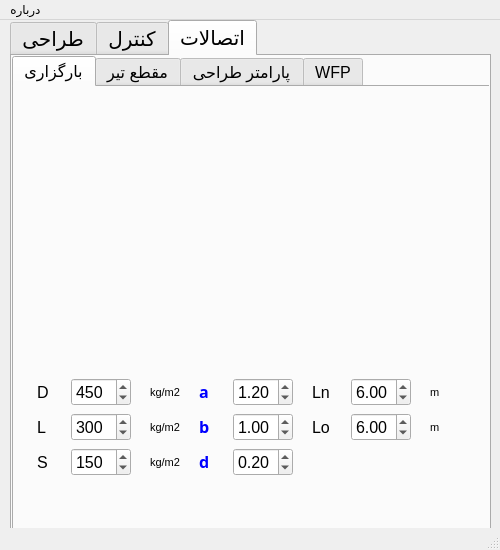
This is PYEtabs.ui in kaka4348/PYEtabs as Qt 5 draws it before an edit. The edited form follows.
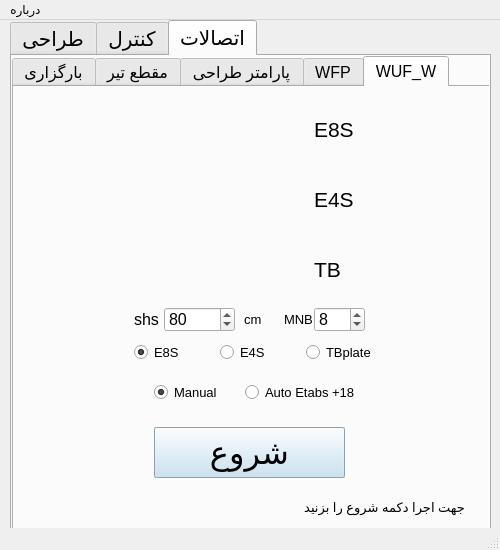
This is the edited form. The open tabs and pages were chosen to show the change. Icons and pictures are not drawn.

```diff
--- a/PYEtabs.ui
+++ b/PYEtabs.ui
@@ -2512,82 +2512,8 @@
          </rect>
         </property>
         <layout class="QGridLayout" name="gridLayout_2">
-         <item row="6" column="0">
-          <widget class="QLabel" name="label_22">
-           <property name="font">
-            <font>
-             <family>GreekC</family>
-             <pointsize>12</pointsize>
-             <weight>75</weight>
-             <bold>true</bold>
-            </font>
-           </property>
-           <property name="text">
-            <string>&lt;html&gt;&lt;head/&gt;&lt;body&gt;&lt;p&gt;&lt;span style=&quot; color:#0000ff;&quot;&gt;b&lt;/span&gt;&lt;/p&gt;&lt;/body&gt;&lt;/html&gt;</string>
-           </property>
-          </widget>
-         </item>
-         <item row="0" column="0">
-          <widget class="QLabel" name="label_45">
-           <property name="maximumSize">
-            <size>
-             <width>20</width>
-             <height>16777215</height>
-            </size>
-           </property>
-           <property name="font">
-            <font>
-             <pointsize>12</pointsize>
-             <weight>50</weight>
-             <bold>false</bold>
-            </font>
-           </property>
-           <property name="text">
-            <string>Fy</string>
-           </property>
-          </widget>
-         </item>
-         <item row="1" column="1">
-          <widget class="QDoubleSpinBox" name="fu">
-           <property name="maximumSize">
-            <size>
-             <width>100</width>
-             <height>16777215</height>
-            </size>
-           </property>
-           <property name="decimals">
-            <number>0</number>
-           </property>
-           <property name="maximum">
-            <double>100000000.000000000000000</double>
-           </property>
-           <property name="value">
-            <double>3700.000000000000000</double>
-           </property>
-          </widget>
-         </item>
-         <item row="0" column="2">
-          <widget class="QLabel" name="label_46">
-           <property name="maximumSize">
-            <size>
-             <width>100</width>
-             <height>16777215</height>
-            </size>
-           </property>
-           <property name="font">
-            <font>
-             <pointsize>12</pointsize>
-             <weight>50</weight>
-             <bold>false</bold>
-            </font>
-           </property>
-           <property name="text">
-            <string>kg/cm2</string>
-           </property>
-          </widget>
-         </item>
-         <item row="3" column="0">
-          <widget class="QLabel" name="label_52">
+         <item row="5" column="0">
+          <widget class="QLabel" name="label_105">
            <property name="maximumSize">
             <size>
              <width>50</width>
@@ -2607,90 +2533,6 @@
           </widget>
          </item>
          <item row="1" column="0">
-          <widget class="QLabel" name="label_47">
-           <property name="maximumSize">
-            <size>
-             <width>20</width>
-             <height>16777215</height>
-            </size>
-           </property>
-           <property name="font">
-            <font>
-             <pointsize>12</pointsize>
-             <weight>50</weight>
-             <bold>false</bold>
-            </font>
-           </property>
-           <property name="text">
-            <string>Fu</string>
-           </property>
-          </widget>
-         </item>
-         <item row="0" column="1">
-          <widget class="QDoubleSpinBox" name="fy">
-           <property name="maximumSize">
-            <size>
-             <width>100</width>
-             <height>16777215</height>
-            </size>
-           </property>
-           <property name="toolTip">
-            <string/>
-           </property>
-           <property name="decimals">
-            <number>0</number>
-           </property>
-           <property name="maximum">
-            <double>100000000.000000000000000</double>
-           </property>
-           <property name="value">
-            <double>2400.000000000000000</double>
-           </property>
-          </widget>
-         </item>
-         <item row="1" column="2">
-          <widget class="QLabel" name="label_48">
-           <property name="maximumSize">
-            <size>
-             <width>100</width>
-             <height>16777215</height>
-            </size>
-           </property>
-           <property name="font">
-            <font>
-             <pointsize>12</pointsize>
-             <weight>50</weight>
-             <bold>false</bold>
-            </font>
-           </property>
-           <property name="text">
-            <string>kg/cm2</string>
-           </property>
-          </widget>
-         </item>
-         <item row="4" column="1">
-          <widget class="QDoubleSpinBox" name="fueg">
-           <property name="maximumSize">
-            <size>
-             <width>100</width>
-             <height>16777215</height>
-            </size>
-           </property>
-           <property name="toolTip">
-            <string>تنش کششی فلز الکترود برای جوش شیاری</string>
-           </property>
-           <property name="decimals">
-            <number>0</number>
-           </property>
-           <property name="maximum">
-            <double>100000000.000000000000000</double>
-           </property>
-           <property name="value">
-            <double>4900.000000000000000</double>
-           </property>
-          </widget>
-         </item>
-         <item row="4" column="0">
           <widget class="QLabel" name="label_53">
            <property name="maximumSize">
             <size>
@@ -3467,6 +3309,897 @@
         </property>
        </widget>
       </widget>
+      <widget class="QWidget" name="tab_6">
+       <attribute name="title">
+        <string>WUF_W</string>
+       </attribute>
+       <widget class="QWidget" name="horizontalLayoutWidget_3">
+        <property name="geometry">
+         <rect>
+          <x>140</x>
+          <y>290</y>
+          <width>201</width>
+          <height>31</height>
+         </rect>
+        </property>
+        <layout class="QHBoxLayout" name="horizontalLayout_4">
+         <item>
+          <widget class="QRadioButton" name="manual_wuf">
+           <property name="enabled">
+            <bool>true</bool>
+           </property>
+           <property name="maximumSize">
+            <size>
+             <width>100</width>
+             <height>100</height>
+            </size>
+           </property>
+           <property name="font">
+            <font>
+             <pointsize>10</pointsize>
+            </font>
+           </property>
+           <property name="text">
+            <string>Manual</string>
+           </property>
+           <property name="checked">
+            <bool>true</bool>
+           </property>
+          </widget>
+         </item>
+         <item>
+          <widget class="QRadioButton" name="auto1_wuf">
+           <property name="enabled">
+            <bool>true</bool>
+           </property>
+           <property name="maximumSize">
+            <size>
+             <width>110</width>
+             <height>100</height>
+            </size>
+           </property>
+           <property name="font">
+            <font>
+             <pointsize>10</pointsize>
+            </font>
+           </property>
+           <property name="text">
+            <string>Auto Etabs +18</string>
+           </property>
+          </widget>
+         </item>
+        </layout>
+       </widget>
+       <widget class="QPushButton" name="design_connect_wuf">
+        <property name="enabled">
+         <bool>true</bool>
+        </property>
+        <property name="geometry">
+         <rect>
+          <x>140</x>
+          <y>340</y>
+          <width>191</width>
+          <height>51</height>
+         </rect>
+        </property>
+        <property name="palette">
+         <palette>
+          <active>
+           <colorrole role="WindowText">
+            <brush brushstyle="SolidPattern">
+             <color alpha="255">
+              <red>0</red>
+              <green>0</green>
+              <blue>0</blue>
+             </color>
+            </brush>
+           </colorrole>
+           <colorrole role="Button">
+            <brush brushstyle="SolidPattern">
+             <color alpha="255">
+              <red>193</red>
+              <green>222</green>
+              <blue>240</blue>
+             </color>
+            </brush>
+           </colorrole>
+           <colorrole role="Light">
+            <brush brushstyle="SolidPattern">
+             <color alpha="255">
+              <red>255</red>
+              <green>255</green>
+              <blue>255</blue>
+             </color>
+            </brush>
+           </colorrole>
+           <colorrole role="Midlight">
+            <brush brushstyle="SolidPattern">
+             <color alpha="255">
+              <red>224</red>
+              <green>238</green>
+              <blue>247</blue>
+             </color>
+            </brush>
+           </colorrole>
+           <colorrole role="Dark">
+            <brush brushstyle="SolidPattern">
+             <color alpha="255">
+              <red>96</red>
+              <green>111</green>
+              <blue>120</blue>
+             </color>
+            </brush>
+           </colorrole>
+           <colorrole role="Mid">
+            <brush brushstyle="SolidPattern">
+             <color alpha="255">
+              <red>129</red>
+              <green>148</green>
+              <blue>160</blue>
+             </color>
+            </brush>
+           </colorrole>
+           <colorrole role="Text">
+            <brush brushstyle="SolidPattern">
+             <color alpha="255">
+              <red>0</red>
+              <green>0</green>
+              <blue>0</blue>
+             </color>
+            </brush>
+           </colorrole>
+           <colorrole role="BrightText">
+            <brush brushstyle="SolidPattern">
+             <color alpha="255">
+              <red>255</red>
+              <green>255</green>
+              <blue>255</blue>
+             </color>
+            </brush>
+           </colorrole>
+           <colorrole role="ButtonText">
+            <brush brushstyle="SolidPattern">
+             <color alpha="255">
+              <red>0</red>
+              <green>0</green>
+              <blue>0</blue>
+             </color>
+            </brush>
+           </colorrole>
+           <colorrole role="Base">
+            <brush brushstyle="SolidPattern">
+             <color alpha="255">
+              <red>255</red>
+              <green>255</green>
+              <blue>255</blue>
+             </color>
+            </brush>
+           </colorrole>
+           <colorrole role="Window">
+            <brush brushstyle="SolidPattern">
+             <color alpha="255">
+              <red>193</red>
+              <green>222</green>
+              <blue>240</blue>
+             </color>
+            </brush>
+           </colorrole>
+           <colorrole role="Shadow">
+            <brush brushstyle="SolidPattern">
+             <color alpha="255">
+              <red>0</red>
+              <green>0</green>
+              <blue>0</blue>
+             </color>
+            </brush>
+           </colorrole>
+           <colorrole role="AlternateBase">
+            <brush brushstyle="SolidPattern">
+             <color alpha="255">
+              <red>224</red>
+              <green>238</green>
+              <blue>247</blue>
+             </color>
+            </brush>
+           </colorrole>
+           <colorrole role="ToolTipBase">
+            <brush brushstyle="SolidPattern">
+             <color alpha="255">
+              <red>255</red>
+              <green>255</green>
+              <blue>220</blue>
+             </color>
+            </brush>
+           </colorrole>
+           <colorrole role="ToolTipText">
+            <brush brushstyle="SolidPattern">
+             <color alpha="255">
+              <red>0</red>
+              <green>0</green>
+              <blue>0</blue>
+             </color>
+            </brush>
+           </colorrole>
+          </active>
+          <inactive>
+           <colorrole role="WindowText">
+            <brush brushstyle="SolidPattern">
+             <color alpha="255">
+              <red>0</red>
+              <green>0</green>
+              <blue>0</blue>
+             </color>
+            </brush>
+           </colorrole>
+           <colorrole role="Button">
+            <brush brushstyle="SolidPattern">
+             <color alpha="255">
+              <red>193</red>
+              <green>222</green>
+              <blue>240</blue>
+             </color>
+            </brush>
+           </colorrole>
+           <colorrole role="Light">
+            <brush brushstyle="SolidPattern">
+             <color alpha="255">
+              <red>255</red>
+              <green>255</green>
+              <blue>255</blue>
+             </color>
+            </brush>
+           </colorrole>
+           <colorrole role="Midlight">
+            <brush brushstyle="SolidPattern">
+             <color alpha="255">
+              <red>224</red>
+              <green>238</green>
+              <blue>247</blue>
+             </color>
+            </brush>
+           </colorrole>
+           <colorrole role="Dark">
+            <brush brushstyle="SolidPattern">
+             <color alpha="255">
+              <red>96</red>
+              <green>111</green>
+              <blue>120</blue>
+             </color>
+            </brush>
+           </colorrole>
+           <colorrole role="Mid">
+            <brush brushstyle="SolidPattern">
+             <color alpha="255">
+              <red>129</red>
+              <green>148</green>
+              <blue>160</blue>
+             </color>
+            </brush>
+           </colorrole>
+           <colorrole role="Text">
+            <brush brushstyle="SolidPattern">
+             <color alpha="255">
+              <red>0</red>
+              <green>0</green>
+              <blue>0</blue>
+             </color>
+            </brush>
+           </colorrole>
+           <colorrole role="BrightText">
+            <brush brushstyle="SolidPattern">
+             <color alpha="255">
+              <red>255</red>
+              <green>255</green>
+              <blue>255</blue>
+             </color>
+            </brush>
+           </colorrole>
+           <colorrole role="ButtonText">
+            <brush brushstyle="SolidPattern">
+             <color alpha="255">
+              <red>0</red>
+              <green>0</green>
+              <blue>0</blue>
+             </color>
+            </brush>
+           </colorrole>
+           <colorrole role="Base">
+            <brush brushstyle="SolidPattern">
+             <color alpha="255">
+              <red>255</red>
+              <green>255</green>
+              <blue>255</blue>
+             </color>
+            </brush>
+           </colorrole>
+           <colorrole role="Window">
+            <brush brushstyle="SolidPattern">
+             <color alpha="255">
+              <red>193</red>
+              <green>222</green>
+              <blue>240</blue>
+             </color>
+            </brush>
+           </colorrole>
+           <colorrole role="Shadow">
+            <brush brushstyle="SolidPattern">
+             <color alpha="255">
+              <red>0</red>
+              <green>0</green>
+              <blue>0</blue>
+             </color>
+            </brush>
+           </colorrole>
+           <colorrole role="AlternateBase">
+            <brush brushstyle="SolidPattern">
+             <color alpha="255">
+              <red>224</red>
+              <green>238</green>
+              <blue>247</blue>
+             </color>
+            </brush>
+           </colorrole>
+           <colorrole role="ToolTipBase">
+            <brush brushstyle="SolidPattern">
+             <color alpha="255">
+              <red>255</red>
+              <green>255</green>
+              <blue>220</blue>
+             </color>
+            </brush>
+           </colorrole>
+           <colorrole role="ToolTipText">
+            <brush brushstyle="SolidPattern">
+             <color alpha="255">
+              <red>0</red>
+              <green>0</green>
+              <blue>0</blue>
+             </color>
+            </brush>
+           </colorrole>
+          </inactive>
+          <disabled>
+           <colorrole role="WindowText">
+            <brush brushstyle="SolidPattern">
+             <color alpha="255">
+              <red>96</red>
+              <green>111</green>
+              <blue>120</blue>
+             </color>
+            </brush>
+           </colorrole>
+           <colorrole role="Button">
+            <brush brushstyle="SolidPattern">
+             <color alpha="255">
+              <red>193</red>
+              <green>222</green>
+              <blue>240</blue>
+             </color>
+            </brush>
+           </colorrole>
+           <colorrole role="Light">
+            <brush brushstyle="SolidPattern">
+             <color alpha="255">
+              <red>255</red>
+              <green>255</green>
+              <blue>255</blue>
+             </color>
+            </brush>
+           </colorrole>
+           <colorrole role="Midlight">
+            <brush brushstyle="SolidPattern">
+             <color alpha="255">
+              <red>224</red>
+              <green>238</green>
+              <blue>247</blue>
+             </color>
+            </brush>
+           </colorrole>
+           <colorrole role="Dark">
+            <brush brushstyle="SolidPattern">
+             <color alpha="255">
+              <red>96</red>
+              <green>111</green>
+              <blue>120</blue>
+             </color>
+            </brush>
+           </colorrole>
+           <colorrole role="Mid">
+            <brush brushstyle="SolidPattern">
+             <color alpha="255">
+              <red>129</red>
+              <green>148</green>
+              <blue>160</blue>
+             </color>
+            </brush>
+           </colorrole>
+           <colorrole role="Text">
+            <brush brushstyle="SolidPattern">
+             <color alpha="255">
+              <red>96</red>
+              <green>111</green>
+              <blue>120</blue>
+             </color>
+            </brush>
+           </colorrole>
+           <colorrole role="BrightText">
+            <brush brushstyle="SolidPattern">
+             <color alpha="255">
+              <red>255</red>
+              <green>255</green>
+              <blue>255</blue>
+             </color>
+            </brush>
+           </colorrole>
+           <colorrole role="ButtonText">
+            <brush brushstyle="SolidPattern">
+             <color alpha="255">
+              <red>96</red>
+              <green>111</green>
+              <blue>120</blue>
+             </color>
+            </brush>
+           </colorrole>
+           <colorrole role="Base">
+            <brush brushstyle="SolidPattern">
+             <color alpha="255">
+              <red>193</red>
+              <green>222</green>
+              <blue>240</blue>
+             </color>
+            </brush>
+           </colorrole>
+           <colorrole role="Window">
+            <brush brushstyle="SolidPattern">
+             <color alpha="255">
+              <red>193</red>
+              <green>222</green>
+              <blue>240</blue>
+             </color>
+            </brush>
+           </colorrole>
+           <colorrole role="Shadow">
+            <brush brushstyle="SolidPattern">
+             <color alpha="255">
+              <red>0</red>
+              <green>0</green>
+              <blue>0</blue>
+             </color>
+            </brush>
+           </colorrole>
+           <colorrole role="AlternateBase">
+            <brush brushstyle="SolidPattern">
+             <color alpha="255">
+              <red>193</red>
+              <green>222</green>
+              <blue>240</blue>
+             </color>
+            </brush>
+           </colorrole>
+           <colorrole role="ToolTipBase">
+            <brush brushstyle="SolidPattern">
+             <color alpha="255">
+              <red>255</red>
+              <green>255</green>
+              <blue>220</blue>
+             </color>
+            </brush>
+           </colorrole>
+           <colorrole role="ToolTipText">
+            <brush brushstyle="SolidPattern">
+             <color alpha="255">
+              <red>0</red>
+              <green>0</green>
+              <blue>0</blue>
+             </color>
+            </brush>
+           </colorrole>
+          </disabled>
+         </palette>
+        </property>
+        <property name="font">
+         <font>
+          <pointsize>24</pointsize>
+          <weight>50</weight>
+          <bold>false</bold>
+         </font>
+        </property>
+        <property name="autoFillBackground">
+         <bool>true</bool>
+        </property>
+        <property name="text">
+         <string>شروع</string>
+        </property>
+       </widget>
+       <widget class="QLabel" name="label_wuf_design">
+        <property name="geometry">
+         <rect>
+          <x>30</x>
+          <y>410</y>
+          <width>421</width>
+          <height>21</height>
+         </rect>
+        </property>
+        <property name="font">
+         <font>
+          <pointsize>10</pointsize>
+         </font>
+        </property>
+        <property name="layoutDirection">
+         <enum>Qt::LeftToRight</enum>
+        </property>
+        <property name="text">
+         <string>جهت اجرا دکمه شروع را بزنید</string>
+        </property>
+       </widget>
+       <widget class="QLabel" name="label_25">
+        <property name="geometry">
+         <rect>
+          <x>20</x>
+          <y>0</y>
+          <width>241</width>
+          <height>211</height>
+         </rect>
+        </property>
+        <property name="text">
+         <string/>
+        </property>
+        <property name="pixmap">
+         <pixmap>pic/wufw.jpg</pixmap>
+        </property>
+        <property name="scaledContents">
+         <bool>true</bool>
+        </property>
+       </widget>
+       <widget class="QLabel" name="label_26">
+        <property name="geometry">
+         <rect>
+          <x>120</x>
+          <y>220</y>
+          <width>31</width>
+          <height>25</height>
+         </rect>
+        </property>
+        <property name="font">
+         <font>
+          <pointsize>12</pointsize>
+          <weight>50</weight>
+          <bold>false</bold>
+         </font>
+        </property>
+        <property name="text">
+         <string>shs </string>
+        </property>
+       </widget>
+       <widget class="QDoubleSpinBox" name="sh_splice">
+        <property name="geometry">
+         <rect>
+          <x>150</x>
+          <y>220</y>
+          <width>71</width>
+          <height>25</height>
+         </rect>
+        </property>
+        <property name="maximumSize">
+         <size>
+          <width>100</width>
+          <height>16777215</height>
+         </size>
+        </property>
+        <property name="toolTip">
+         <string>محل وصله از بر ستون</string>
+        </property>
+        <property name="decimals">
+         <number>0</number>
+        </property>
+        <property name="maximum">
+         <double>100000000.000000000000000</double>
+        </property>
+        <property name="value">
+         <double>80.000000000000000</double>
+        </property>
+       </widget>
+       <widget class="QLabel" name="label_106">
+        <property name="geometry">
+         <rect>
+          <x>230</x>
+          <y>220</y>
+          <width>21</width>
+          <height>25</height>
+         </rect>
+        </property>
+        <property name="maximumSize">
+         <size>
+          <width>100</width>
+          <height>16777215</height>
+         </size>
+        </property>
+        <property name="font">
+         <font>
+          <pointsize>10</pointsize>
+          <weight>50</weight>
+          <bold>false</bold>
+         </font>
+        </property>
+        <property name="text">
+         <string>cm</string>
+        </property>
+       </widget>
+       <widget class="QWidget" name="horizontalLayoutWidget_6">
+        <property name="geometry">
+         <rect>
+          <x>120</x>
+          <y>250</y>
+          <width>252</width>
+          <height>31</height>
+         </rect>
+        </property>
+        <layout class="QHBoxLayout" name="horizontalLayout_6">
+         <item>
+          <widget class="QRadioButton" name="E8S">
+           <property name="enabled">
+            <bool>true</bool>
+           </property>
+           <property name="maximumSize">
+            <size>
+             <width>100</width>
+             <height>100</height>
+            </size>
+           </property>
+           <property name="font">
+            <font>
+             <pointsize>10</pointsize>
+            </font>
+           </property>
+           <property name="toolTip">
+            <string>وصله هشت پیچ سخت شده</string>
+           </property>
+           <property name="text">
+            <string>E8S</string>
+           </property>
+           <property name="checked">
+            <bool>true</bool>
+           </property>
+          </widget>
+         </item>
+         <item>
+          <widget class="QRadioButton" name="E4S">
+           <property name="enabled">
+            <bool>true</bool>
+           </property>
+           <property name="maximumSize">
+            <size>
+             <width>100</width>
+             <height>100</height>
+            </size>
+           </property>
+           <property name="font">
+            <font>
+             <pointsize>10</pointsize>
+            </font>
+           </property>
+           <property name="toolTip">
+            <string>وصله چهار پیچ سخت شده</string>
+           </property>
+           <property name="text">
+            <string>E4S</string>
+           </property>
+           <property name="checked">
+            <bool>false</bool>
+           </property>
+          </widget>
+         </item>
+         <item>
+          <widget class="QRadioButton" name="TBplate">
+           <property name="enabled">
+            <bool>true</bool>
+           </property>
+           <property name="maximumSize">
+            <size>
+             <width>110</width>
+             <height>100</height>
+            </size>
+           </property>
+           <property name="font">
+            <font>
+             <pointsize>10</pointsize>
+            </font>
+           </property>
+           <property name="toolTip">
+            <string>وصله با ورق بالا و پایین پیچی</string>
+           </property>
+           <property name="text">
+            <string>TBplate</string>
+           </property>
+          </widget>
+         </item>
+        </layout>
+       </widget>
+       <widget class="QDoubleSpinBox" name="MNB">
+        <property name="geometry">
+         <rect>
+          <x>300</x>
+          <y>220</y>
+          <width>51</width>
+          <height>25</height>
+         </rect>
+        </property>
+        <property name="maximumSize">
+         <size>
+          <width>100</width>
+          <height>16777215</height>
+         </size>
+        </property>
+        <property name="toolTip">
+         <string>حداکثر تعداد پیج ترجیهی در یک وجه اتصال بر روی بال در وصله TB</string>
+        </property>
+        <property name="decimals">
+         <number>0</number>
+        </property>
+        <property name="maximum">
+         <double>100000000.000000000000000</double>
+        </property>
+        <property name="singleStep">
+         <double>2.000000000000000</double>
+        </property>
+        <property name="value">
+         <double>8.000000000000000</double>
+        </property>
+       </widget>
+       <widget class="QLabel" name="label_46">
+        <property name="geometry">
+         <rect>
+          <x>270</x>
+          <y>220</y>
+          <width>31</width>
+          <height>25</height>
+         </rect>
+        </property>
+        <property name="font">
+         <font>
+          <pointsize>10</pointsize>
+          <weight>50</weight>
+          <bold>false</bold>
+         </font>
+        </property>
+        <property name="text">
+         <string>MNB</string>
+        </property>
+       </widget>
+       <widget class="QLabel" name="label_28">
+        <property name="geometry">
+         <rect>
+          <x>350</x>
+          <y>0</y>
+          <width>81</width>
+          <height>71</height>
+         </rect>
+        </property>
+        <property name="text">
+         <string/>
+        </property>
+        <property name="pixmap">
+         <pixmap>pic/e8s.jpg</pixmap>
+        </property>
+        <property name="scaledContents">
+         <bool>true</bool>
+        </property>
+       </widget>
+       <widget class="QLabel" name="label_29">
+        <property name="geometry">
+         <rect>
+          <x>350</x>
+          <y>70</y>
+          <width>81</width>
+          <height>71</height>
+         </rect>
+        </property>
+        <property name="text">
+         <string/>
+        </property>
+        <property name="pixmap">
+         <pixmap>pic/e4s.jpg</pixmap>
+        </property>
+        <property name="scaledContents">
+         <bool>true</bool>
+        </property>
+       </widget>
+       <widget class="QLabel" name="label_30">
+        <property name="geometry">
+         <rect>
+          <x>350</x>
+          <y>140</y>
+          <width>81</width>
+          <height>71</height>
+         </rect>
+        </property>
+        <property name="text">
+         <string/>
+        </property>
+        <property name="pixmap">
+         <pixmap>pic/tbplate.jpg</pixmap>
+        </property>
+        <property name="scaledContents">
+         <bool>true</bool>
+        </property>
+       </widget>
+       <widget class="QLabel" name="label_31">
+        <property name="geometry">
+         <rect>
+          <x>300</x>
+          <y>30</y>
+          <width>41</width>
+          <height>25</height>
+         </rect>
+        </property>
+        <property name="font">
+         <font>
+          <pointsize>16</pointsize>
+          <weight>50</weight>
+          <bold>false</bold>
+         </font>
+        </property>
+        <property name="text">
+         <string>E8S</string>
+        </property>
+       </widget>
+       <widget class="QLabel" name="label_32">
+        <property name="geometry">
+         <rect>
+          <x>300</x>
+          <y>100</y>
+          <width>41</width>
+          <height>25</height>
+         </rect>
+        </property>
+        <property name="font">
+         <font>
+          <pointsize>16</pointsize>
+          <weight>50</weight>
+          <bold>false</bold>
+         </font>
+        </property>
+        <property name="text">
+         <string>E4S</string>
+        </property>
+       </widget>
+       <widget class="QLabel" name="label_47">
+        <property name="geometry">
+         <rect>
+          <x>300</x>
+          <y>170</y>
+          <width>41</width>
+          <height>25</height>
+         </rect>
+        </property>
+        <property name="font">
+         <font>
+          <pointsize>16</pointsize>
+          <weight>50</weight>
+          <bold>false</bold>
+         </font>
+        </property>
+        <property name="text">
+         <string>TB</string>
+        </property>
+       </widget>
+       <zorder>label_25</zorder>
+       <zorder>horizontalLayoutWidget_3</zorder>
+       <zorder>design_connect_wuf</zorder>
+       <zorder>label_wuf_design</zorder>
+       <zorder>label_26</zorder>
+       <zorder>sh_splice</zorder>
+       <zorder>label_106</zorder>
+       <zorder>horizontalLayoutWidget_6</zorder>
+       <zorder>MNB</zorder>
+       <zorder>label_46</zorder>
+       <zorder>label_28</zorder>
+       <zorder>label_29</zorder>
+       <zorder>label_30</zorder>
+       <zorder>label_31</zorder>
+       <zorder>label_32</zorder>
+       <zorder>label_47</zorder>
+      </widget>
      </widget>
     </widget>
    </widget>
```
Left out of the diff: 648 changed lines with no effect on the pictures.
